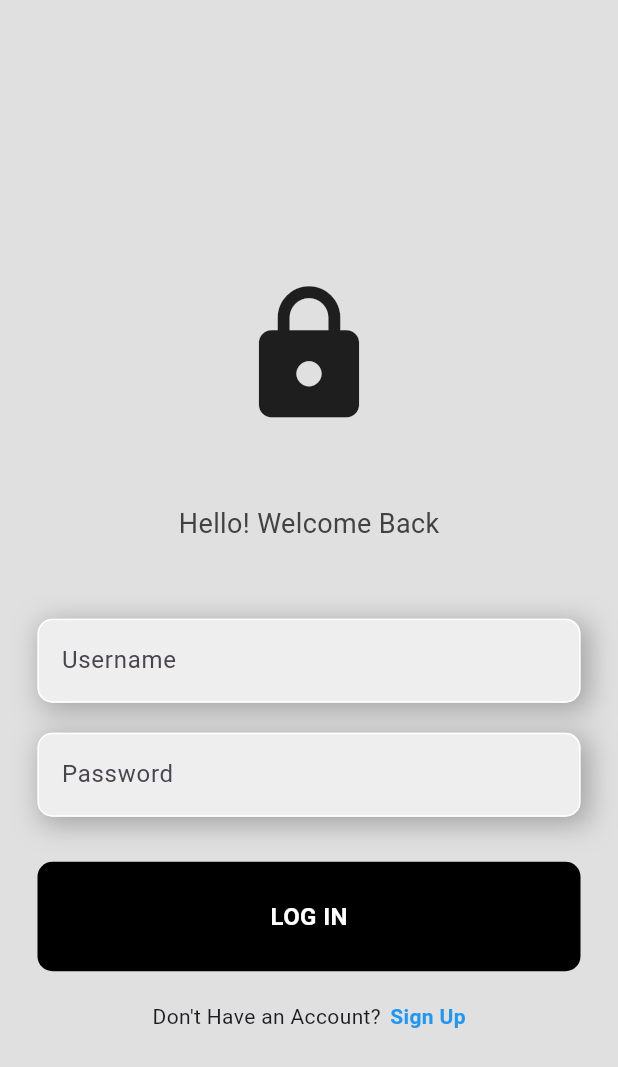
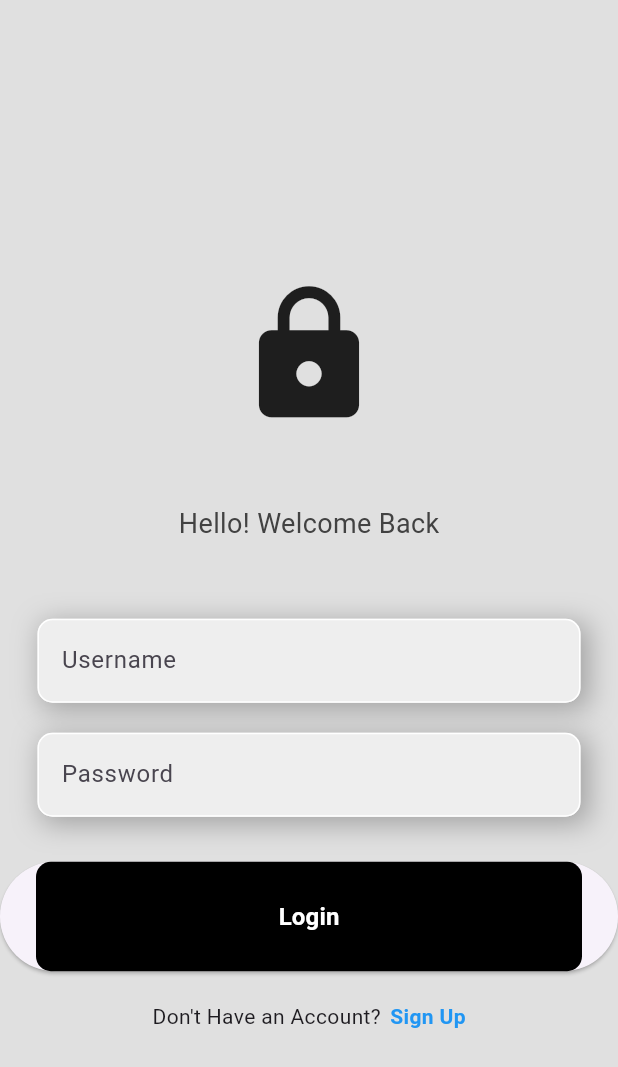
Before and after one commit to LorinsSabyir/android_nga_flutter, a Flutter app: the screen it shows after launch, on a phone screen of 412 x 824 dp. Shown: the top 1067 px of the screen. Run offline on Flutter 3.47's test engine with Material 3 defaults, Android fonts, the phone set to English and light mode, and no system bars; our stand-ins replace shared_preferences; generated files the repository leaves out were written again.

Commit message:
payts na

```diff
--- a/lib/components/button.dart
+++ /dev/null
@@ -1,34 +0,0 @@
-import 'package:flutter/material.dart';
-
-class Button extends StatelessWidget {
-  final Function()? onTap;
-  const Button({
-    super.key,
-    this.onTap,
-  });
-
-  @override
-  Widget build(BuildContext context) {
-    return GestureDetector(
-      onTap: onTap,
-      child: Container(
-        padding: EdgeInsets.all(25),
-        margin: EdgeInsets.symmetric(horizontal: 25),
-        decoration: BoxDecoration(
-          color: Colors.black,
-          borderRadius: BorderRadius.circular(10),
-        ),
-        child: Center(
-          child: Text(
-            'LOG IN',
-            style: TextStyle(
-              color: Colors.white,
-              fontSize: 16,
-              fontWeight: FontWeight.bold,
-            ),
-          ),
-        ),
-      ),
-    );
-  }
-}
--- a/lib/login/login.dart
+++ b/lib/login/login.dart
@@ -1,8 +1,7 @@
 import 'package:flutter/material.dart';
 import 'package:android_nga_flutter/components/textfield.dart';
-import 'package:android_nga_flutter/components/button.dart';
-
 import 'package:android_nga_flutter/signup/signup.dart';
+import 'package:android_nga_flutter/entity/userCont.dart';
 
 class Login extends StatefulWidget {
   const Login({super.key});
@@ -12,9 +11,51 @@ class Login extends StatefulWidget {
 }
 
 class _LoginState extends State<Login> {
-  final userController = TextEditingController();
-  final passController = TextEditingController();
+  final _userController = UserCont(); // Reference to UserCont
+  final _usernameController = TextEditingController();
+  final _passwordController = TextEditingController();
 
+  final _formKey = GlobalKey<FormState>(); // For form validation
+
+  Future<void> loginUser() async {
+    if (_formKey.currentState?.validate() == true) {
+      print('Form validation successful!'); // Debugging output
+      try {
+        print('Attempting login...');
+        bool isAuthenticated = await _userController.loginUser(
+          _usernameController.text.trim(),
+          _passwordController.text.trim(),
+        );
+
+        if (isAuthenticated) {
+          print('Login successful!');
+          ScaffoldMessenger.of(context).showSnackBar(
+            const SnackBar(content: Text('Login successful!')),
+          );
+
+          // TODO: Replace with your actual home navigation logic
+          Navigator.push(
+            context,
+            MaterialPageRoute(
+                builder: (context) =>
+                    const Placeholder()), // Replace with home page
+          );
+        } else {
+          print('Invalid username or password');
+          ScaffoldMessenger.of(context).showSnackBar(
+            const SnackBar(content: Text('Invalid username or password')),
+          );
+        }
+      } catch (e) {
+        print('Error during login: $e');
+        ScaffoldMessenger.of(context).showSnackBar(
+          SnackBar(content: Text('An error occurred: $e')),
+        );
+      }
+    } else {
+      print('Form validation failed.');
+    }
+  }
 
   @override
   Widget build(BuildContext context) {
@@ -22,12 +63,15 @@ class _LoginState extends State<Login> {
       backgroundColor: Colors.grey[300],
       body: SafeArea(
         child: Center(
+          child: SingleChildScrollView(
+            child: Form(
+              key: _formKey,
               child: Column(
                 mainAxisAlignment: MainAxisAlignment.center,
                 children: [
                   const SizedBox(height: 50),
 
-              // TODO change logo
+                  // Logo
                   const Icon(
                     Icons.lock,
                     size: 100,
@@ -45,7 +89,7 @@ class _LoginState extends State<Login> {
 
                   // Username TextField
                   Textfield(
-                controller: userController,
+                    controller: _usernameController,
                     hintText: 'Username',
                     obscureText: false,
                     validator: (value) {
@@ -59,9 +103,9 @@ class _LoginState extends State<Login> {
 
                   // Password TextField
                   Textfield(
-                controller: passController,
+                    controller: _passwordController,
                     hintText: 'Password',
-                obscureText: false,
+                    obscureText: true,
                     validator: (value) {
                       if (value == null || value.isEmpty) {
                         return 'Please input your Password';
@@ -72,9 +116,26 @@ class _LoginState extends State<Login> {
                   const SizedBox(height: 30),
 
                   // Sign In Button
-              Button(
-                // TODO add login function
-                // onTap: loginUser,
+                  ElevatedButton(
+                    onPressed: loginUser, // Call the login function
+                    child: Container(
+                      padding: EdgeInsets.all(25),
+                      // margin: EdgeInsets.symmetric(horizontal: 25),
+                      decoration: BoxDecoration(
+                        color: Colors.black,
+                        borderRadius: BorderRadius.circular(10),
+                      ),
+                      child: Center(
+                        child: Text(
+                          'Login',
+                          style: TextStyle(
+                            color: Colors.white,
+                            fontSize: 16,
+                            fontWeight: FontWeight.bold,
+                          ),
+                        ),
+                      ),
+                    ),
                   ),
                   const SizedBox(height: 20),
 
@@ -91,7 +152,6 @@ class _LoginState extends State<Login> {
                             MaterialPageRoute(builder: (_) => Signup()),
                           );
                         },
-
                         child: const Text(
                           "Sign Up",
                           style: TextStyle(
@@ -106,6 +166,8 @@ class _LoginState extends State<Login> {
               ),
             ),
           ),
+        ),
+      ),
     );
   }
 }
--- a/lib/main.dart
+++ b/lib/main.dart
@@ -11,8 +11,8 @@ class MyApp extends StatelessWidget {
   @override
   Widget build(BuildContext context) {
     return  MaterialApp(
-     debugShowCheckedModeBanner: false,
-     home: Login(),
+      debugShowCheckedModeBanner: false,
+      home: Login(),
     );
   }
 }
--- a/pubspec.yaml
+++ b/pubspec.yaml
@@ -14,6 +14,7 @@ dependencies:
     sdk: flutter
   flutter_localizations:
     sdk: flutter
+  shared_preferences: ^2.3.3
 
 dev_dependencies:
   flutter_test:
```
Also changed, not shown: lib/components/submitbutton.dart (deleted, +0 -55 lines), lib/entity/userCont.dart (+15 -7 lines), lib/signup/signup.dart (+91 -43 lines), pubspec.lock, 1 other file. Lines whose indentation alone changed are shown as unchanged.
